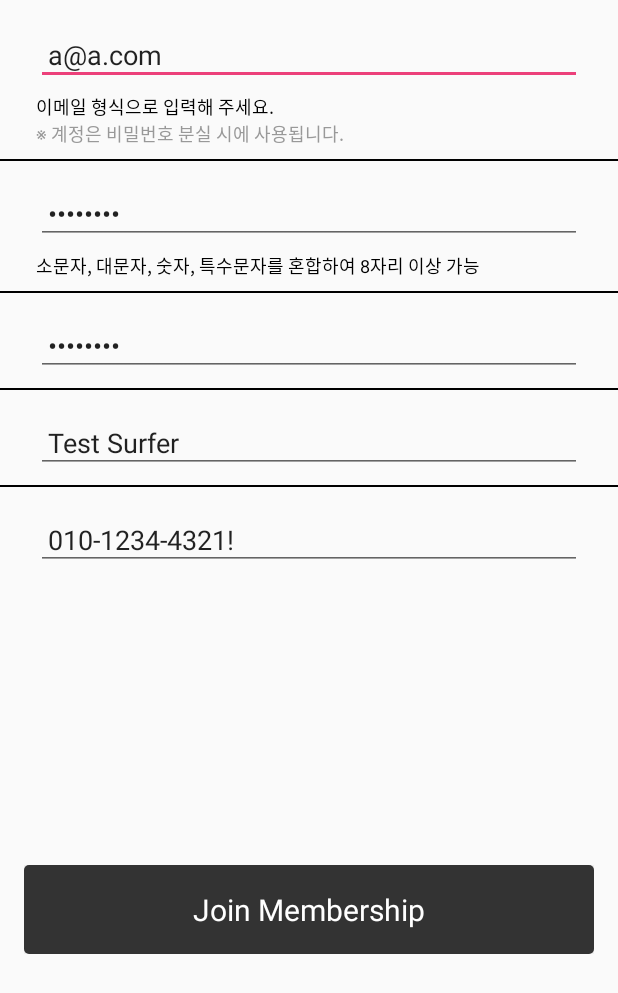
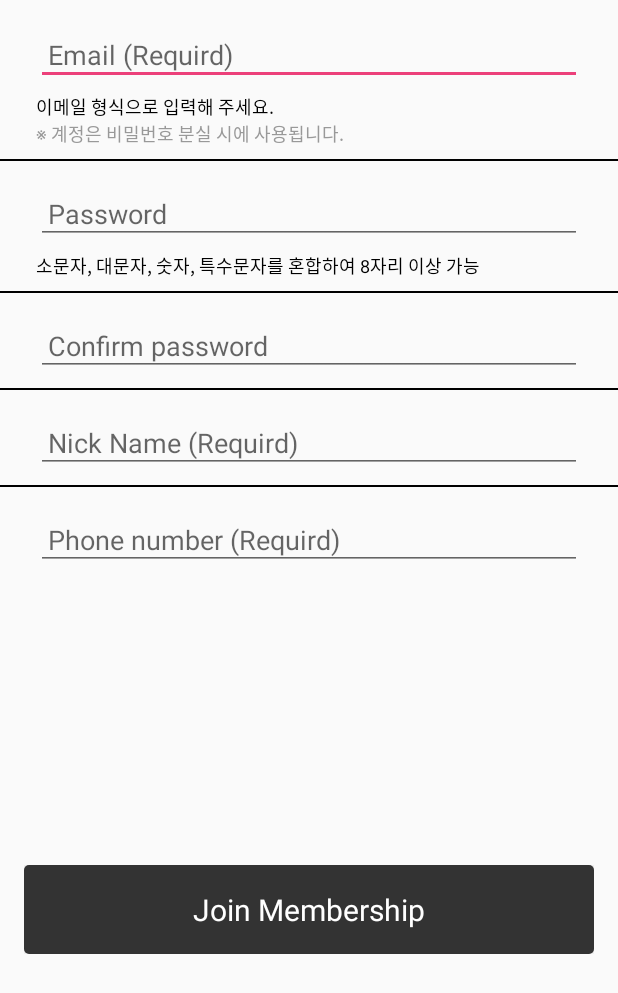
Before and after one commit to sdw8001/SurfergraphyAndroid, an Android app: the layout content_activity_account_register.xml on its own in the app's theme, with its tools: preview values and no code run, on a phone screen of 412 x 824 dp. Shown: the top 993 px of the screen. Run offline under Robolectric (Android 15) with nearby library versions, the phone set to English and light mode, and no system bars.

Commit message:
Surfergraphy 배포 1.0.006

```diff
--- a/app/build.gradle
+++ b/app/build.gradle
@@ -10,8 +10,8 @@ android {
         applicationId "com.surfergraphy.surf"
         minSdkVersion 15
         targetSdkVersion 25
-        versionCode 5
-        versionName "1.0.005"
+        versionCode 6
+        versionName "1.0.006"
         testInstrumentationRunner "android.support.test.runner.AndroidJUnitRunner"
     }
     buildTypes {
--- a/app/src/main/res/layout/content_activity_account_register.xml
+++ b/app/src/main/res/layout/content_activity_account_register.xml
@@ -29,7 +29,6 @@
             android:hint="@string/input_requird_email"
             android:inputType="textEmailAddress"
             android:padding="8dp"
-            android:text="a@a.com"
             app:layout_constraintLeft_toLeftOf="parent"
             app:layout_constraintRight_toRightOf="parent"
             app:layout_constraintTop_toTopOf="parent" />
@@ -86,7 +85,6 @@
             android:hint="@string/input_password"
             android:inputType="textPassword"
             android:padding="8dp"
-            android:text="Aaaa111!"
             app:layout_constraintLeft_toLeftOf="parent"
             app:layout_constraintRight_toRightOf="parent"
             app:layout_constraintTop_toTopOf="parent" />
@@ -131,7 +129,6 @@
             android:hint="@string/input_password_confirm"
             android:inputType="textPassword"
             android:padding="8dp"
-            android:text="Aaaa111!"
             app:layout_constraintLeft_toLeftOf="parent"
             app:layout_constraintRight_toRightOf="parent"
             app:layout_constraintTop_toTopOf="parent" />
@@ -166,7 +163,6 @@
             android:hint="@string/input_requird_nick_name"
             android:inputType="textPersonName"
             android:padding="8dp"
-            android:text="Test Surfer"
             app:layout_constraintLeft_toLeftOf="parent"
             app:layout_constraintRight_toRightOf="parent"
             app:layout_constraintTop_toTopOf="parent" />
@@ -201,7 +197,6 @@
             android:hint="@string/input_requird_phone_number"
             android:inputType="phone"
             android:padding="8dp"
-            android:text="010-1234-4321!"
             app:layout_constraintLeft_toLeftOf="parent"
             app:layout_constraintRight_toRightOf="parent"
             app:layout_constraintTop_toTopOf="parent" />
```
